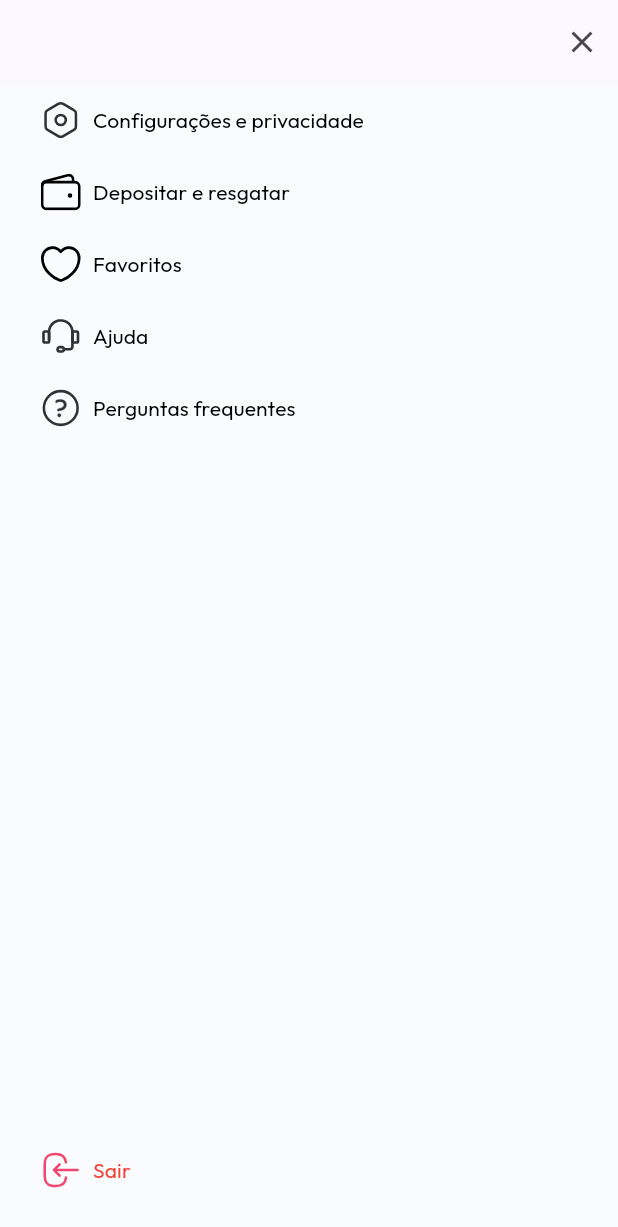
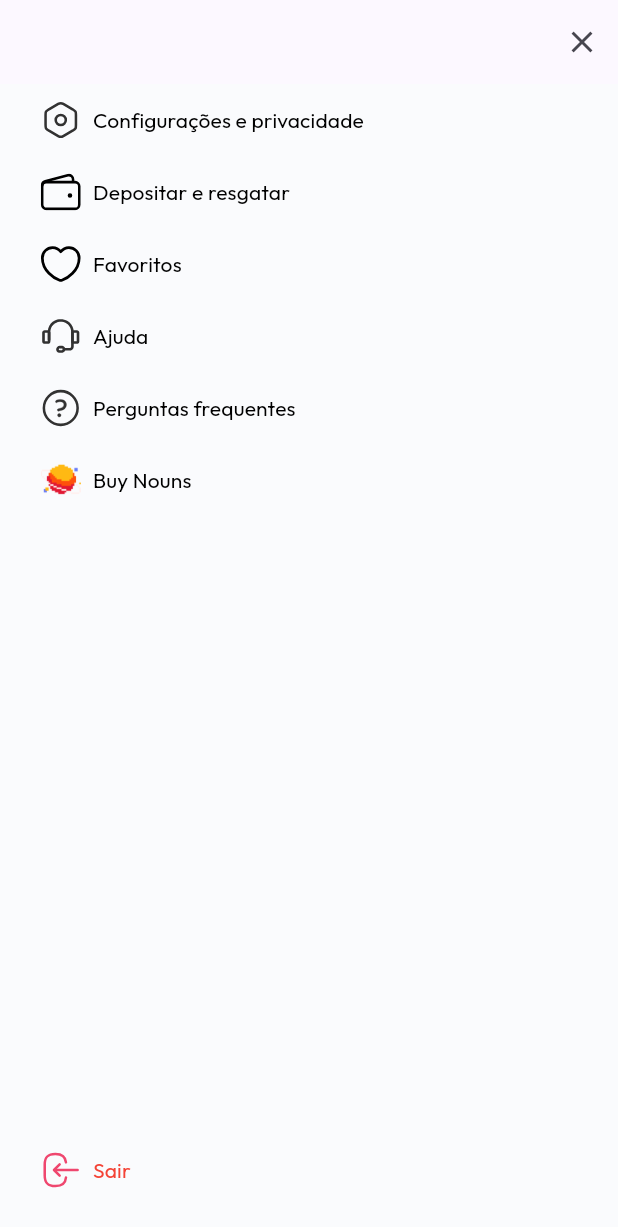
Before and after one commit to arturch2011/goals_ethglobal, a Flutter app: the Menu screen opened directly, on a phone screen of 412 x 824 dp. Shown: the top 1227 px of the screen. Run offline on Flutter 3.47's test engine with Material 3 defaults, Android fonts, the light colour scheme and no system bars; our stand-ins replace carousel_slider, flutter_dotenv, flutter_riverpod, flutter_svg, image_picker, shared_preferences; missing offline and left inert: clipboard, pinata, web3auth_flutter, web3dart; accounts and stored records are empty; statements that could not run were skipped; project files that could hold a hidden picture were left out.

Commit message:
Added button in the menu to Buy Nouns, commented uniswap for now

```diff
--- a/lib/screens/menu_screen.dart
+++ b/lib/screens/menu_screen.dart
@@ -1,6 +1,7 @@
 import 'package:flutter/material.dart';
 import 'package:flutter_svg/flutter_svg.dart';
 import 'package:goals_ethglobal/providers/user_info_provider.dart';
+import 'package:goals_ethglobal/screens/buy_nouns.dart';
 
 import 'package:provider/provider.dart';
 
@@ -106,6 +107,26 @@ class Menu extends StatelessWidget {
                 style: const ButtonStyle(alignment: Alignment.centerLeft),
               ),
             ),
+            SizedBox(
+              width: double.infinity,
+              child: TextButton.icon(
+                onPressed: () {
+                  Navigator.of(context).push(
+                      MaterialPageRoute(
+                        builder: (context) {
+                          return const BuyNouns();
+                        }
+                      ),
+                    );
+                },
+                icon: Image.asset('assets/icons/head-saturn.png', width: 27),
+                label: const Text(
+                  'Buy Nouns',
+                  style: TextStyle(color: Colors.black),
+                ),
+                style: const ButtonStyle(alignment: Alignment.centerLeft),
+              ),
+            ),
             const Spacer(), // Adiciona um espaço flexível entre os botões e o botão inferior
             TextButton.icon(
               onPressed: () {
--- a/pubspec.yaml
+++ b/pubspec.yaml
@@ -31,7 +31,8 @@ dependencies:
     flutter:
         sdk: flutter
 
-    uniswap: any
+    # had to remove because not compatible with pinata
+    # uniswap: any
 
     # The following adds the Cupertino Icons font to your application.
     # Use with the CupertinoIcons class for iOS style icons.
```
Also changed, not shown: assets/icons/head-saturn.png (added).
